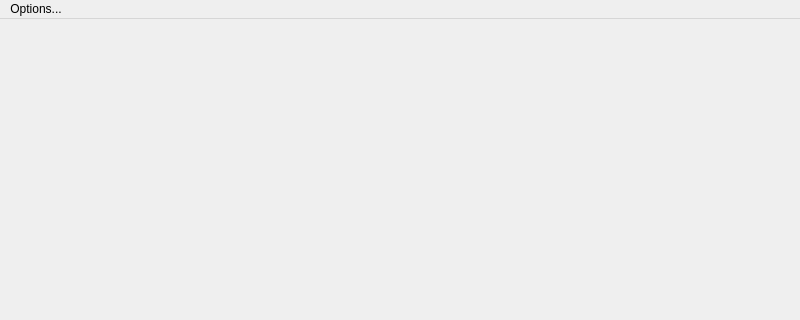
First picture: the form in mainwindow.ui, repository Shiki-Himura/MonsterHunterCrownTracker, before the edit; both pictures show x 0 to 800 and y 0 to 320 of the 800 by 600 pixel window.
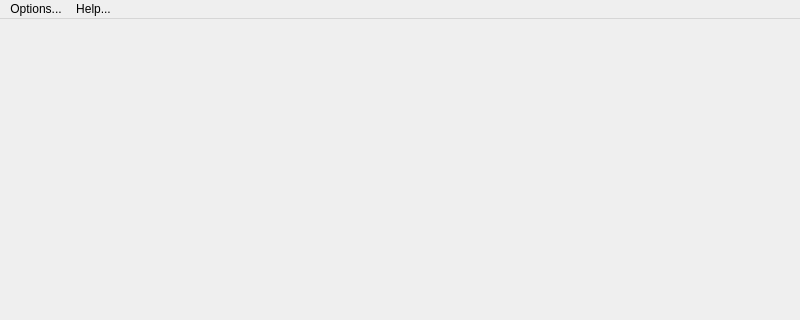
Second picture: the form after the edit. Icons and pictures are not drawn.

Commit message: Fixed Window Size

Diff of the .ui file:
```diff
--- a/mainwindow.ui
+++ b/mainwindow.ui
@@ -36,7 +36,14 @@
     <addaction name="separator"/>
     <addaction name="actionQuit"/>
    </widget>
+   <widget class="QMenu" name="menuAbout">
+    <property name="title">
+     <string>Help...</string>
+    </property>
+    <addaction name="actionAbout"/>
+   </widget>
    <addaction name="menuOptions"/>
+   <addaction name="menuAbout"/>
   </widget>
   <action name="actionReset_Crowns">
    <property name="text">
```
Left out of the diff: 15 changed lines with no effect on the pictures. The commit also changes 3 other files.
